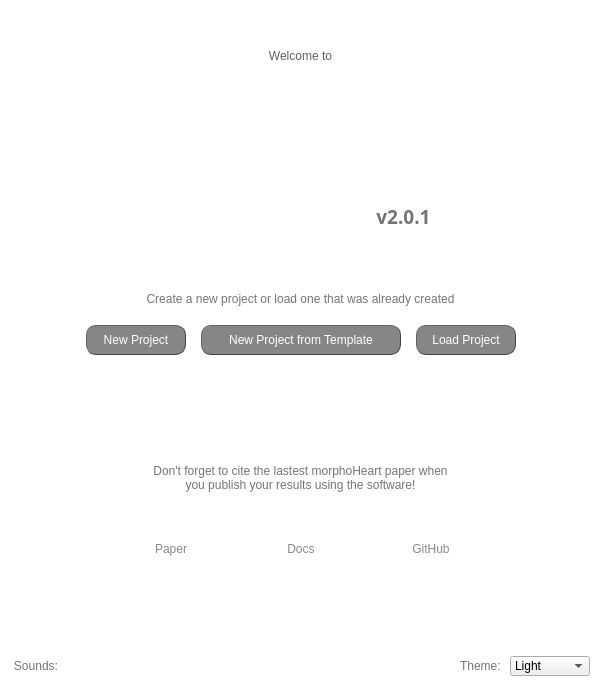
The window that gui/welcome_screen.ui (jsanchez679/morphoHeart_rev) describes before a commit, drawn with Qt 5.
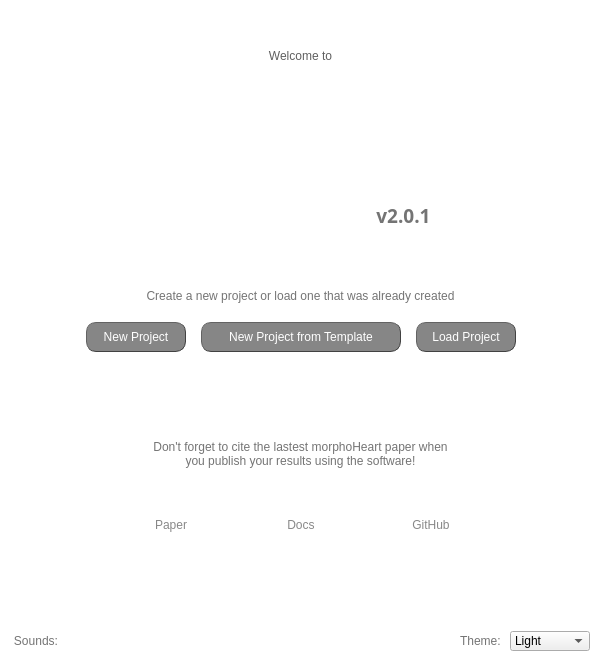
The same window after the commit.

Commit message: Playing with custom dialog for prompts - created an initial draft

What changed in the file:
```diff
--- a/gui/welcome_screen.ui
+++ b/gui/welcome_screen.ui
@@ -7,7 +7,7 @@
     <x>0</x>
     <y>0</y>
     <width>601</width>
-    <height>687</height>
+    <height>662</height>
    </rect>
   </property>
   <property name="windowTitle">
@@ -44,7 +44,7 @@
      </property>
     </widget>
    </item>
-   <item alignment="Qt::AlignBottom">
+   <item>
     <widget class="QLabel" name="mH_logo_XL">
      <property name="minimumSize">
       <size>
@@ -321,20 +321,25 @@
      </item>
     </layout>
    </item>
-   <item>
-    <widget class="QLabel" name="mH_logo_XL_2">
+   <item alignment="Qt::AlignHCenter">
+    <widget class="QLabel" name="prompt_val">
      <property name="minimumSize">
       <size>
-       <width>0</width>
-       <height>50</height>
+       <width>120</width>
+       <height>30</height>
       </size>
      </property>
      <property name="maximumSize">
       <size>
-       <width>16777215</width>
-       <height>110</height>
+       <width>120</width>
+       <height>30</height>
       </size>
      </property>
+     <property name="styleSheet">
+      <string notr="true">color: rgb(170, 0, 127);
+font: 25 8pt &quot;Calibri Light&quot;;
+background-color: rgb(255, 255, 255);</string>
+     </property>
      <property name="frameShape">
       <enum>QFrame::NoFrame</enum>
      </property>
@@ -534,7 +539,7 @@
     <layout class="QHBoxLayout" name="horizontalLayout_3">
      <item>
       <layout class="QHBoxLayout" name="hL_sound_on_off">
-       <item alignment="Qt::AlignVCenter">
+       <item>
         <widget class="QLabel" name="label_instructions_5">
          <property name="sizePolicy">
           <sizepolicy hsizetype="Fixed" vsizetype="Fixed">
```
The commit also changes 20 other files.
